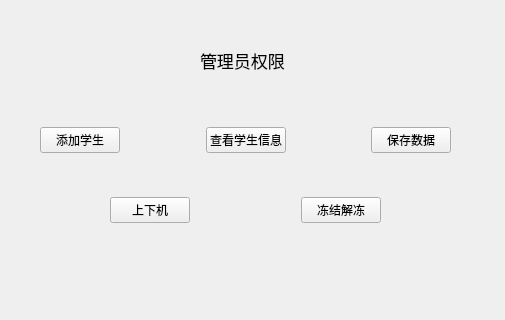
This is menu.ui in kagura114/NetCard as Qt 5 draws it before an edit. The edited form follows.
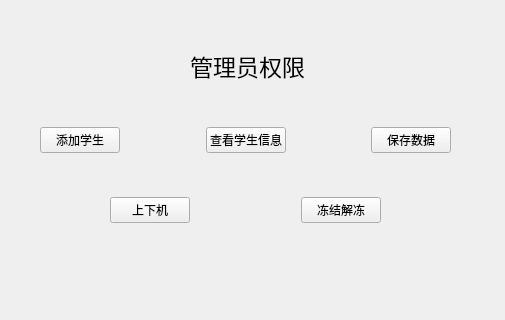
This is the edited form.

What changed in the file:
```diff
--- a/menu.ui
+++ b/menu.ui
@@ -16,15 +16,15 @@
   <widget class="QLabel" name="label">
    <property name="geometry">
     <rect>
-     <x>200</x>
+     <x>190</x>
      <y>50</y>
-     <width>91</width>
-     <height>21</height>
+     <width>121</width>
+     <height>31</height>
     </rect>
    </property>
    <property name="font">
     <font>
-     <pointsize>13</pointsize>
+     <pointsize>17</pointsize>
     </font>
    </property>
    <property name="text">
```
